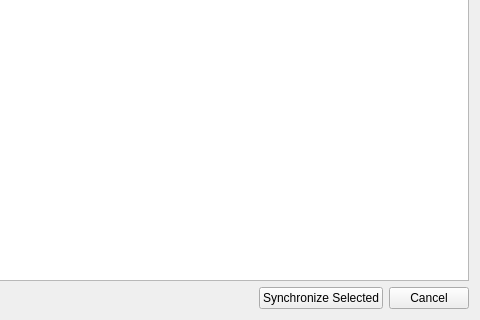
Old version of the form ui/dialogs/SynchronizeLayersDialog.ui in the repository maphub-co/maphub-qgis; both pictures show x 320 to 800 and y 180 to 500 of the 800 by 500 pixel window.
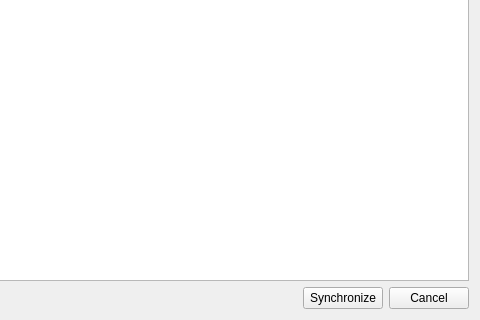
New version of the form.

Commit message: 🐛 [ui] Fix sync button labeling and update logic to refresh plugin status

Patch:
```diff
--- a/ui/dialogs/SynchronizeLayersDialog.ui
+++ b/ui/dialogs/SynchronizeLayersDialog.ui
@@ -92,7 +92,7 @@
      <item>
       <widget class="QPushButton" name="syncButton">
        <property name="text">
-        <string>Synchronize Selected</string>
+        <string>Synchronize</string>
        </property>
       </widget>
      </item>
```
The commit also changes 1 other file.
